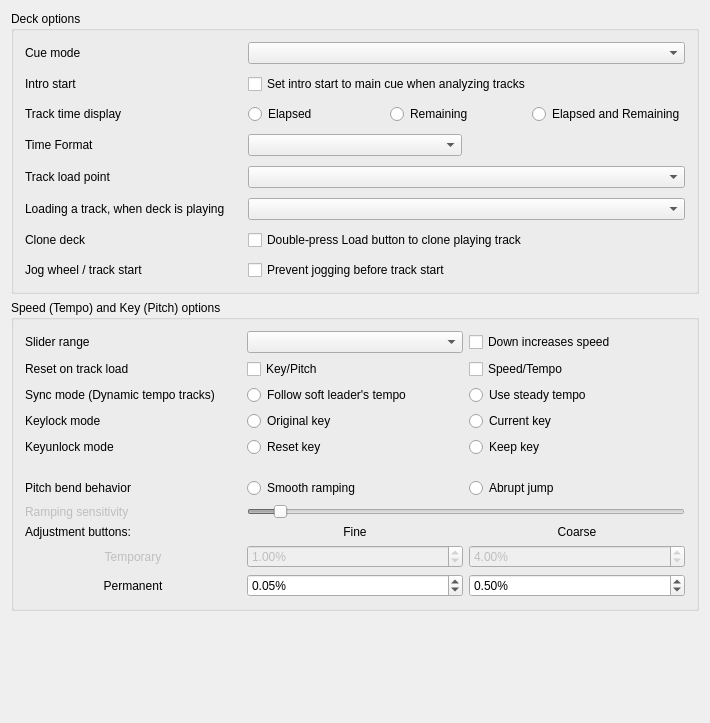
First picture: the form in src/preferences/dialog/dlgprefdeckdlg.ui, repository XeTK/mixxx, before the edit.
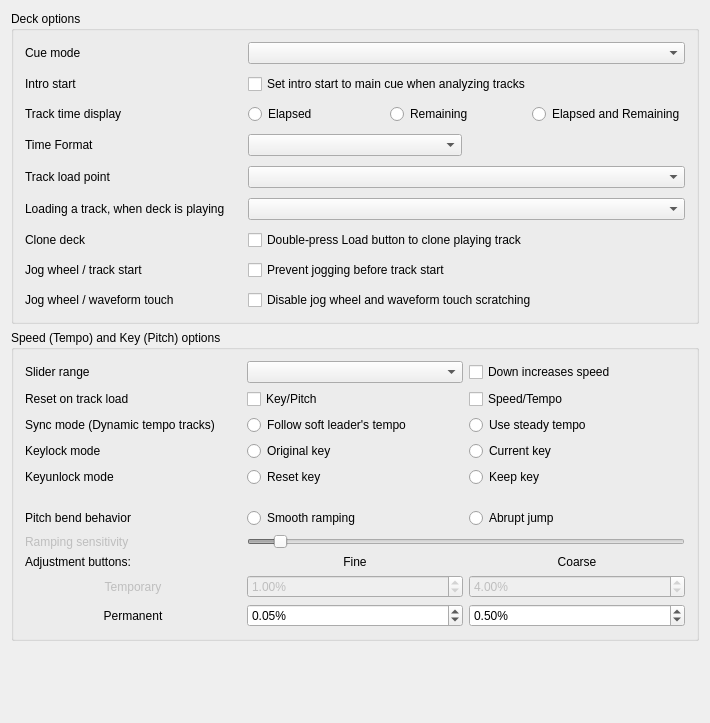
Second picture: the form after the edit.

Commit message: feat(a11y): jog wheel touch lock (Alt+J) + fix deck-letter pronunciation

Patch:
```diff
--- a/src/preferences/dialog/dlgprefdeckdlg.ui
+++ b/src/preferences/dialog/dlgprefdeckdlg.ui
@@ -212,6 +212,26 @@
         </property>
        </widget>
       </item>
+      <item row="8" column="0">
+       <widget class="QLabel" name="labelDisableTouchScratch">
+        <property name="text">
+         <string>Jog wheel / waveform touch</string>
+        </property>
+        <property name="buddy">
+         <cstring>checkBoxDisableTouchScratch</cstring>
+        </property>
+       </widget>
+      </item>
+      <item row="8" column="1" colspan="2">
+       <widget class="QCheckBox" name="checkBoxDisableTouchScratch">
+        <property name="toolTip">
+         <string>When enabled, click-and-drag scratching on the on-screen waveform and vinyl widgets is ignored on both decks, so an accidental touch (mouse or touchscreen) can't disturb playback. Also mapped to Alt+J so it can be toggled live during a set.</string>
+        </property>
+        <property name="text">
+         <string>Disable jog wheel and waveform touch scratching</string>
+        </property>
+       </widget>
+      </item>
      </layout>
     </widget>
    </item>
```
Left out of the diff: 1 changed line with no effect on the pictures. The commit also changes 26 other files.
